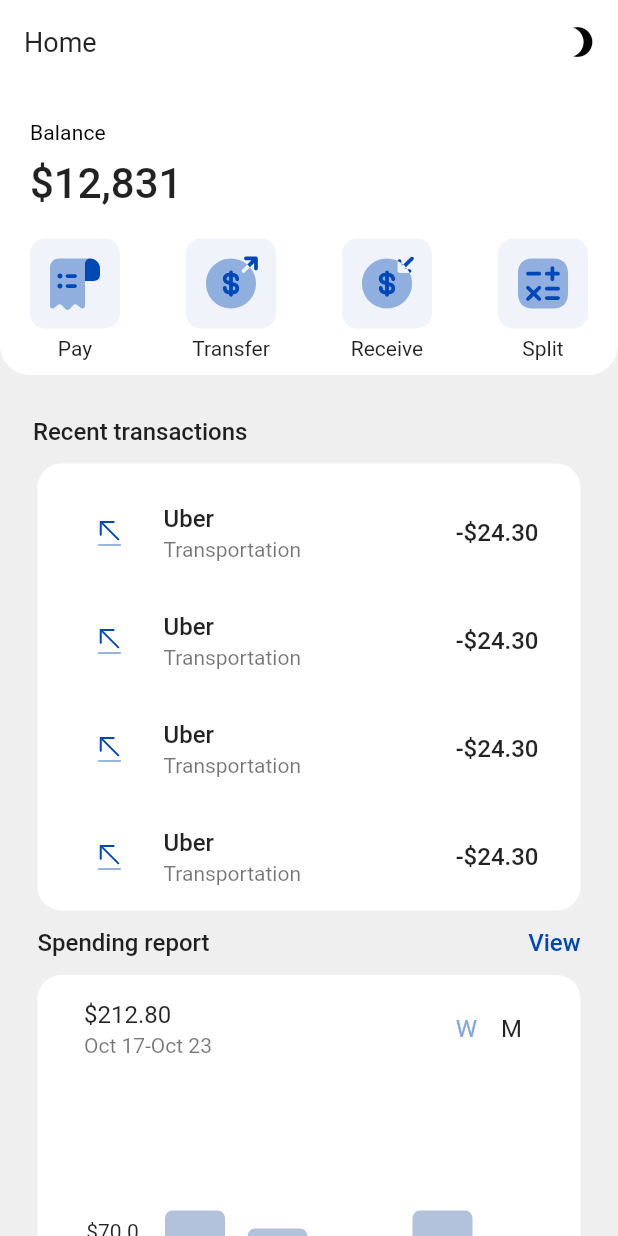
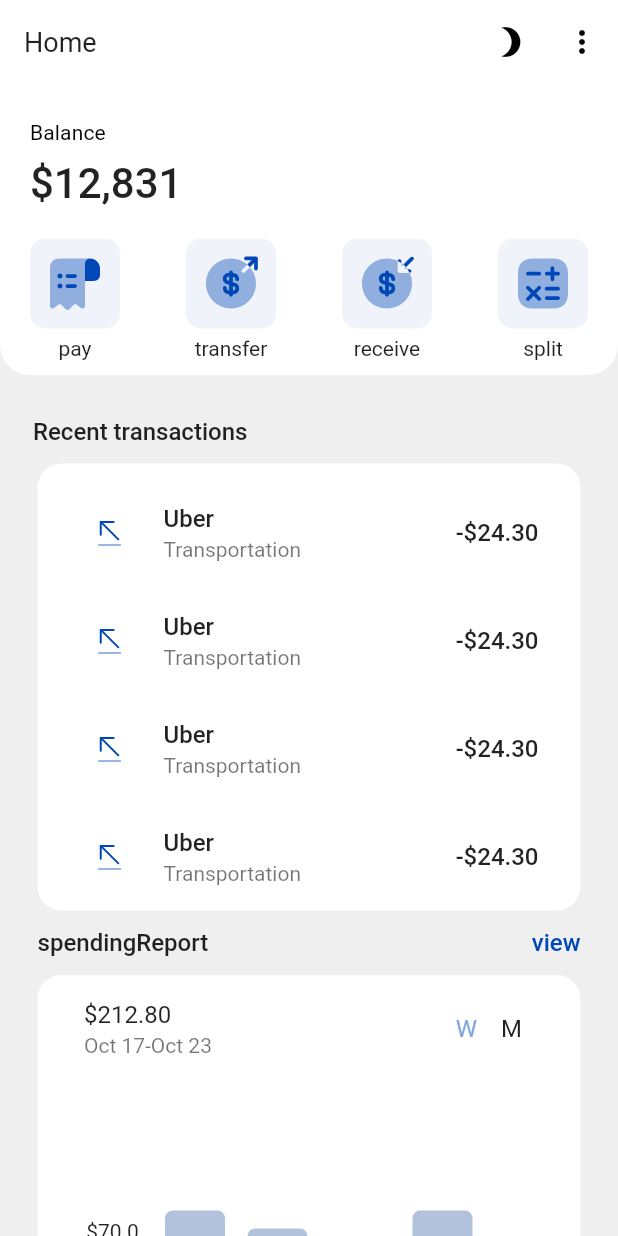
Before and after one commit to saeed7597/expenses, a Flutter app: the screen it shows after launch, on a phone screen of 412 x 824 dp. Run offline on Flutter 3.47's test engine with Material 2 defaults, Android fonts, the phone set to English and light mode, and no system bars; our stand-ins replace flutter_svg; generated files the repository leaves out were written again.

Commit message:
add persion language to project

```diff
--- a/lib/main.dart
+++ b/lib/main.dart
@@ -1,5 +1,6 @@
 
 import 'package:expenses/screens/home.dart';
+import 'package:expenses/utils/config.dart';
 import 'package:expenses/utils/get_theme.dart';
 import 'package:flutter/material.dart';
 import 'package:flutter_localizations/flutter_localizations.dart';
@@ -18,7 +19,7 @@ class MyApp extends StatefulWidget {
 }
 
 class _MyAppState extends State<MyApp> {
-  final Locale _locale = const Locale('en');
+  Locale _locale = const Locale('en');
   ThemeMode _themeMode = ThemeMode.light;
 
   updateThemeApp() {
@@ -28,6 +29,15 @@ class _MyAppState extends State<MyApp> {
           : _themeMode = ThemeMode.light;
     });
   }
+
+  updateLanguage() {
+    setState(() {
+      _locale ==  const Locale('en')
+          ? _locale = const Locale('fa')
+          : _locale = const Locale('en');
+    });
+  }
+
   @override
   Widget build(BuildContext context) {
     return MaterialApp(
@@ -47,6 +57,7 @@ class _MyAppState extends State<MyApp> {
       home: Home(
         onTab: (){updateThemeApp();},
         themeMode: _themeMode,
+        changeLanguage: (){updateLanguage();}
       ),
     );
   }
--- a/lib/screens/home.dart
+++ b/lib/screens/home.dart
@@ -7,8 +7,9 @@ import 'package:flutter_gen/gen_l10n/app_localizations.dart';
 import '../widgets/header_home.dart';
 import '../widgets/week_chart.dart';
 class Home extends StatefulWidget {
-  const Home({Key? key,required this.onTab,required this.themeMode}) : super(key: key);
+  const Home({Key? key,required this.onTab,required this.themeMode,required this.changeLanguage}) : super(key: key);
   final Function() onTab;
+  final Function() changeLanguage;
   final ThemeMode themeMode;
 
   @override
@@ -23,6 +24,7 @@ class _HomeState extends State<Home> {
       weekSelected = week;
     });
   }
+
   @override
   Widget build(BuildContext context) {
     final localization = AppLocalizations.of(context);
@@ -41,7 +43,15 @@ class _HomeState extends State<Home> {
                     widget.themeMode == ThemeMode.light ? Icons.brightness_3 : Icons.sunny,
                     color:  widget.themeMode == ThemeMode.light ? Colors.black : Colors.white,
                   )
-              )
+              ),
+              IconButton(
+                  onPressed:widget.changeLanguage,
+                  icon: Icon(
+                    Icons.more_vert_outlined,
+                    color:  widget.themeMode == ThemeMode.light ? Colors.black : Colors.white,
+                  )
+              ),
+
             ],
           ),
           body: SingleChildScrollView(
@@ -55,7 +65,7 @@ class _HomeState extends State<Home> {
                 Padding(
                   padding: const EdgeInsets.symmetric(horizontal: 22),
                   child: Text(
-                    "Recent transactions",
+                    localization.recentTransactionsHomeScreen,
                     style: Theme.of(context)
                         .textTheme
                         .subtitle1!
@@ -217,16 +227,16 @@ class _HomeState extends State<Home> {
                     mainAxisAlignment: MainAxisAlignment.spaceBetween,
                     children: [
                       Text(
-                        "Spending report",
+                        localization.spendingReportHomeScreen,
                         style: Theme.of(context)
                             .textTheme
                             .subtitle1!
                             .copyWith(fontWeight: FontWeight.w500),
                       ),
-                      Text("View",
+                      Text(localization.viewHomeScreen,
                           style: Theme.of(context).textTheme.subtitle1!.copyWith(
                               fontWeight: FontWeight.w500,
-                              color: Color(0xff0048B7))),
+                              color: const Color(0xff0048B7))),
                     ],
                   ),
                 ),
--- a/lib/utils/get_theme.dart
+++ b/lib/utils/get_theme.dart
@@ -14,7 +14,7 @@ class ThemeAppConfig {
   ThemeAppConfig.dark()
       : brightness = Brightness.dark,
         primaryColor = Colors.black,
-        scaffoldColor = const Color(0xff101010);
+        scaffoldColor = const Color(0xff000000);
 
   ThemeData getTheme(String langCode) {
     return ThemeData(
--- a/lib/widgets/header_home.dart
+++ b/lib/widgets/header_home.dart
@@ -25,7 +25,7 @@ class HeaderScreen extends StatelessWidget {
           children: [
             const SizedBox(height: 24,),
             Text(
-              localization!.titleBalance,
+              localization!.titleBalanceHomeScreen,
               style: Theme.of(context).textTheme.subtitle2!.copyWith(fontWeight: FontWeight.w400),),
             const SizedBox(height: 10,),
             Text(
@@ -38,11 +38,11 @@ class HeaderScreen extends StatelessWidget {
             const SizedBox(height: 20,),
             Row(
               mainAxisAlignment: MainAxisAlignment.spaceBetween,
-              children: const [
-                ItemWork(icon: 'assets/svg/receipt-item.svg', name: 'Pay'),
-                ItemWork(icon: 'assets/svg/money-send.svg', name: 'Transfer'),
-                ItemWork(icon: 'assets/svg/money-recive.svg', name: 'Receive'),
-                ItemWork(icon: 'assets/svg/math.svg', name: 'Split')
+              children: [
+                ItemWork(icon: 'assets/svg/receipt-item.svg', name: localization.payHomeScreen),
+                ItemWork(icon: 'assets/svg/money-send.svg', name: localization.transferHomeScreen),
+                ItemWork(icon: 'assets/svg/money-recive.svg', name: localization.receiveHomeScreen),
+                ItemWork(icon: 'assets/svg/math.svg', name: localization.splitHomeScreen)
               ],
             ),
             const SizedBox(height: 10,),
```
Also changed, not shown: lib/l10n/app_en.arb (+9 -1 lines), lib/l10n/app_fa.arb (+9 -1 lines), lib/utils/config.dart (line endings or trailing spaces).
